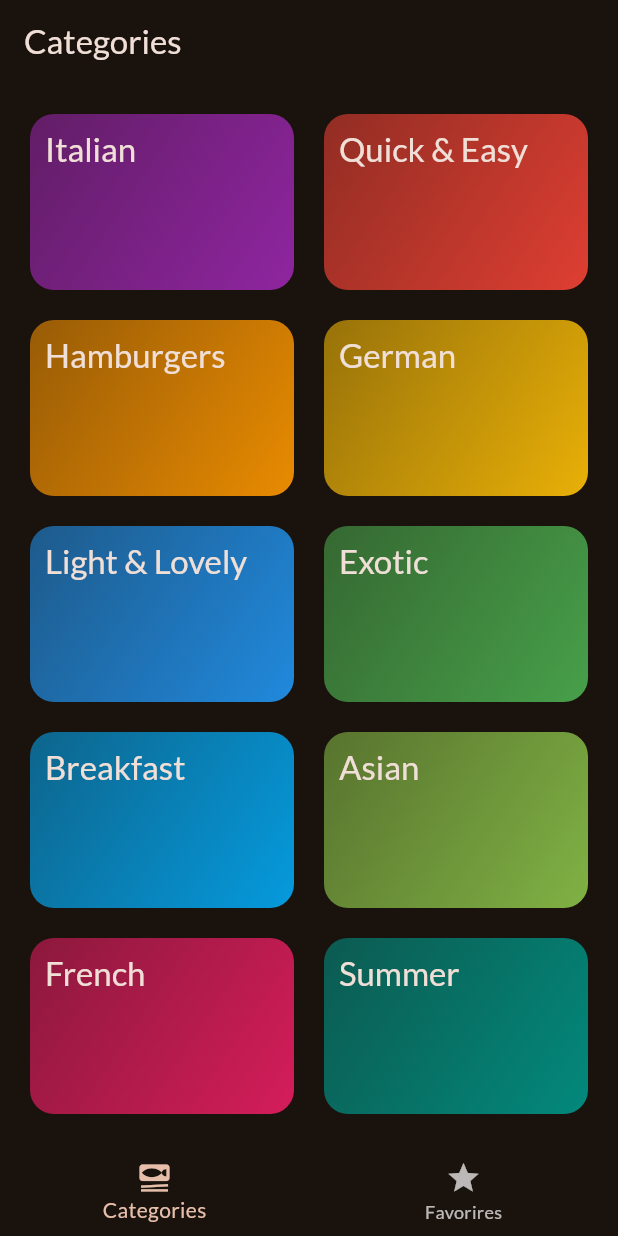
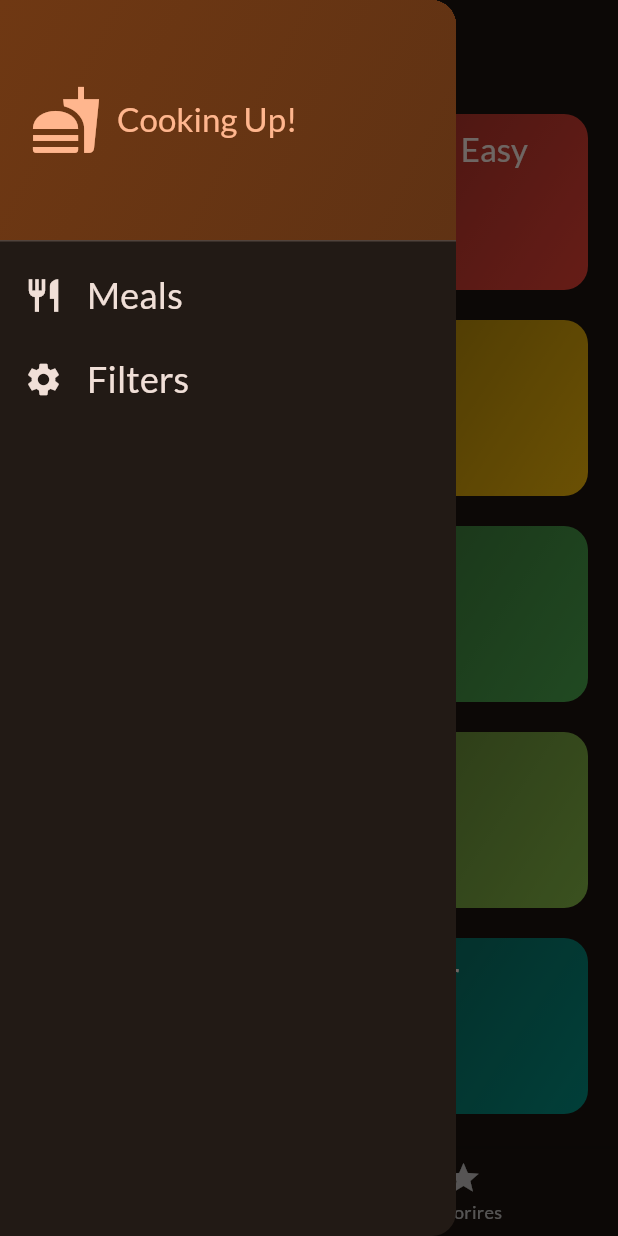
Before and after one commit to josuemj/Flutter-projects, a Flutter app: the screen it shows after launch, with the side drawer open (before the commit the screen has no drawer), on a phone screen of 412 x 824 dp. Run offline on Flutter 3.47's test engine with Material 3 defaults, Android fonts, the phone set to English and light mode, and no system bars; our stand-ins replace google_fonts, transparent_image; missing offline and left inert: dart_eval.

Commit message:
introducing a draw (side bar)

```diff
--- a/meals/lib/screens/tabs.dart
+++ b/meals/lib/screens/tabs.dart
@@ -2,6 +2,7 @@ import 'package:flutter/material.dart';
 import 'package:meals/models/meal.dart';
 import 'package:meals/screens/categories.dart';
 import 'package:meals/screens/meals.dart';
+import 'package:meals/widgets/mian_drawar.dart';
 
 class TabScreen extends StatefulWidget {
   const TabScreen({super.key});
@@ -65,6 +66,7 @@ class _TabScreenState extends State<TabScreen> {
       activePageTitle = 'Categories';
     }
     return Scaffold(
+      drawer: const MianDrawar(),
       appBar: AppBar(
         title: Text(activePageTitle),
       ),
--- /dev/null
+++ b/meals/lib/widgets/mian_drawar.dart
@@ -0,0 +1,76 @@
+import 'package:flutter/material.dart';
+
+class MianDrawar extends StatelessWidget {
+  const MianDrawar({super.key});
+  @override
+  Widget build(BuildContext context) {
+    return Drawer(
+        child: Column(
+      children: [
+        DrawerHeader(
+          decoration: BoxDecoration(
+              gradient: LinearGradient(
+            begin: Alignment.topLeft,
+            end: Alignment.bottomRight,
+            colors: [
+              Theme.of(context).colorScheme.primaryContainer,
+              Theme.of(context)
+                  .colorScheme
+                  .primaryContainer
+                  .withValues(alpha: 0.8)
+            ],
+          )),
+          padding: EdgeInsets.all(20),
+          child: Row(
+            children: [
+              Icon(
+                Icons.fastfood,
+                size: 48,
+                color: Theme.of(context).colorScheme.primary,
+              ),
+              const SizedBox(width: 10),
+              Text(
+                'Cooking Up!',
+                style: Theme.of(context).textTheme.titleLarge!.copyWith(
+                      color: Theme.of(context).colorScheme.primary,
+                    ),
+              ),
+            ],
+          ),
+        ),
+        ListTile(
+          // row or list item
+          leading: Icon(
+            Icons.restaurant,
+            size: 26,
+            color: Theme.of(context).colorScheme.onBackground,
+          ),
+          title: Text(
+            'Meals',
+            style: Theme.of(context).textTheme.titleSmall!.copyWith(
+                  color: Theme.of(context).colorScheme.onBackground,
+                  fontSize: 24,
+                ),
+          ),
+          onTap: () {},
+        ),
+        ListTile(
+          // row or list item
+          leading: Icon(
+            Icons.settings,
+            size: 26,
+            color: Theme.of(context).colorScheme.onBackground,
+          ),
+          title: Text(
+            'Filters',
+            style: Theme.of(context).textTheme.titleSmall!.copyWith(
+                  color: Theme.of(context).colorScheme.onBackground,
+                  fontSize: 24,
+                ),
+          ),
+          onTap: () {},
+        )
+      ],
+    ));
+  }
+}
```
